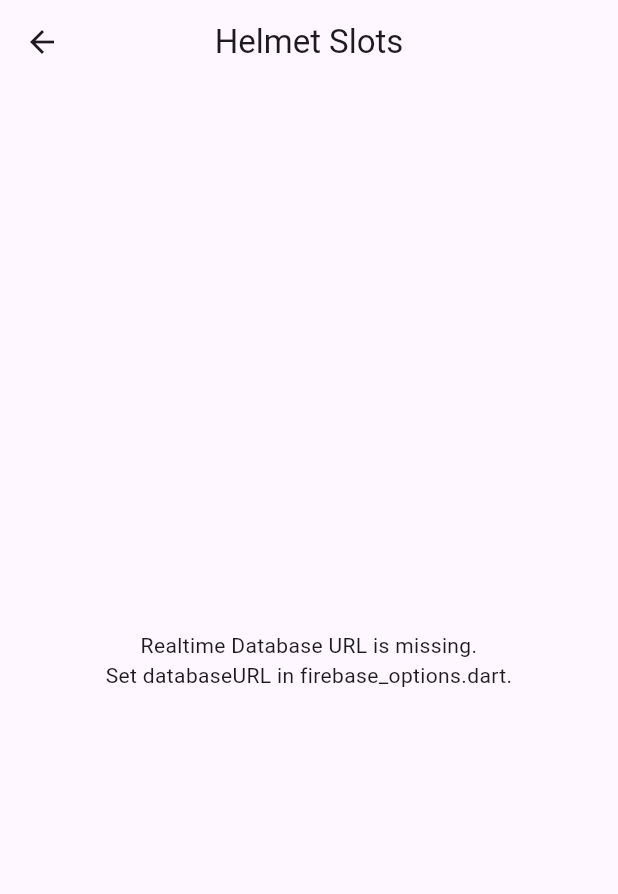
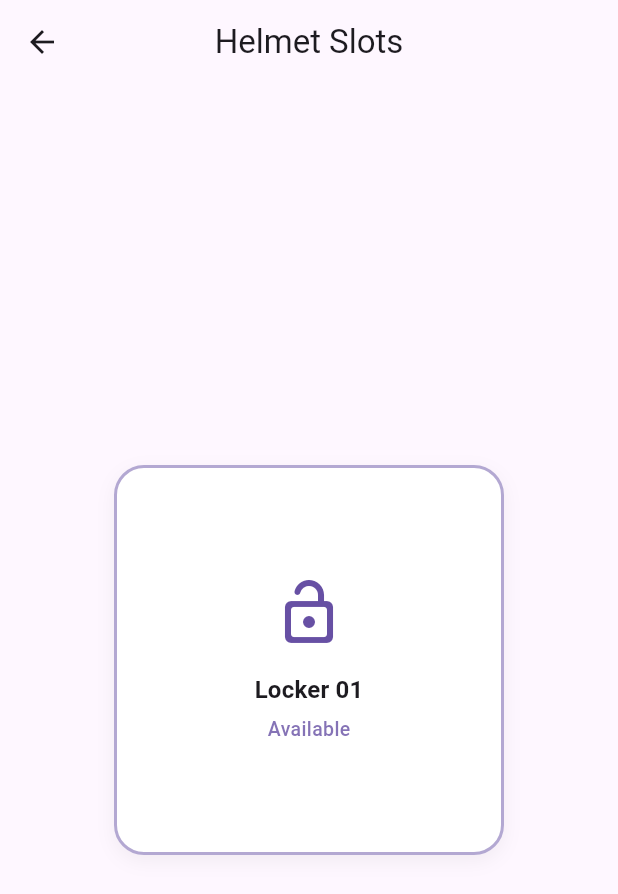
Before and after one commit to edxiee/Park-and-Lock, a Flutter app: the screen it shows once a user with an empty profile is signed in, after a tap on "Helmet Slots", on a phone screen of 412 x 824 dp. Shown: the top 894 px of the screen. Run offline on Flutter 3.47's test engine with Material 3 defaults, Android fonts, the phone set to English and light mode, and no system bars; our stand-ins replace cloud_firestore, firebase_auth, firebase_core, firebase_database; missing offline and left inert: mobile_scanner; accounts and stored records are empty.

Commit message:
deploy firebase and fix dashboard

```diff
--- a/lib/main.dart
+++ b/lib/main.dart
@@ -7,9 +7,21 @@ import 'pages/dashboard_page.dart';
 
 void main() async {
   WidgetsFlutterBinding.ensureInitialized();
-  await Firebase.initializeApp(
-      options: DefaultFirebaseOptions.currentPlatform
-  );
+  try {
+    if (Firebase.apps.isEmpty) {
+      await Firebase.initializeApp(
+        options: DefaultFirebaseOptions.currentPlatform,
+      );
+    }
+  } on FirebaseException catch (e) {
+    if (e.code != 'duplicate-app') {
+      rethrow;
+    }
+  } catch (e) {
+    if (!e.toString().contains('duplicate-app')) {
+      rethrow;
+    }
+  }
   runApp(const ParkAndLockApp());
 }
 
@@ -47,11 +59,7 @@ class AuthWrapper extends StatelessWidget {
           }
         }
         // Otherwise, show a loading indicator while checking auth state
-        return const Scaffold(
-          body: Center(
-            child: CircularProgressIndicator(),
-          ),
-        );
+        return const Scaffold(body: Center(child: CircularProgressIndicator()));
       },
     );
   }
--- a/lib/pages/dashboard_page.dart
+++ b/lib/pages/dashboard_page.dart
@@ -30,7 +30,7 @@ class DashboardPage extends StatelessWidget {
         ],
       ),
       body: SafeArea(
-        child: Padding(
+        child: SingleChildScrollView(
           padding: const EdgeInsets.all(24.0),
           child: Column(
             crossAxisAlignment: CrossAxisAlignment.center,
@@ -122,7 +122,7 @@ class DashboardPage extends StatelessWidget {
                 onTap: () => _navigateTo(context, const TutorialPage()),
               ),
 
-              const Spacer(),
+              const SizedBox(height: 28),
 
               // Logout Button (more subtle & modern)
               _buildLogoutButton(context),
--- a/lib/pages/payment_page.dart
+++ b/lib/pages/payment_page.dart
@@ -4,6 +4,7 @@ import 'package:firebase_core/firebase_core.dart';
 import 'package:firebase_database/firebase_database.dart';
 import 'package:flutter/material.dart';
 
+import '../firebase_options.dart';
 import '../widgets/custom_action_button.dart';
 import 'payment_success_page.dart';
 
@@ -90,7 +91,9 @@ class _PaymentPageState extends State<PaymentPage> {
     }
 
     final user = FirebaseAuth.instance.currentUser;
-    final databaseUrl = Firebase.app().options.databaseURL;
+    final databaseUrl =
+        Firebase.app().options.databaseURL ??
+        DefaultFirebaseOptions.currentPlatform.databaseURL;
 
     if (user == null || databaseUrl == null || databaseUrl.isEmpty) {
       if (mounted) {
@@ -195,7 +198,10 @@ class _PaymentPageState extends State<PaymentPage> {
               _isLoading
                   ? const Text(
                       'Calculating...',
-                style: TextStyle(fontSize: 32, fontWeight: FontWeight.bold),
+                      style: TextStyle(
+                        fontSize: 32,
+                        fontWeight: FontWeight.bold,
+                      ),
                     )
                   : Text(
                       _amountDisplay,
@@ -209,7 +215,10 @@ class _PaymentPageState extends State<PaymentPage> {
               if (!_isLoading && _calculatedAmount == 0.0)
                 const Text(
                   'Within 10-minute grace period — Free',
-                  style: TextStyle(color: Colors.green, fontWeight: FontWeight.w500),
+                  style: TextStyle(
+                    color: Colors.green,
+                    fontWeight: FontWeight.w500,
+                  ),
                 ),
 
               const SizedBox(height: 40),
@@ -236,14 +245,18 @@ class _PaymentPageState extends State<PaymentPage> {
                     return Card(
                       elevation: 0,
                       color: isSelected
-                          ? theme.colorScheme.primaryContainer.withValues(alpha: 0.6)
+                          ? theme.colorScheme.primaryContainer.withValues(
+                              alpha: 0.6,
+                            )
                           : theme.colorScheme.surfaceContainerLowest,
                       shape: RoundedRectangleBorder(
                         borderRadius: BorderRadius.circular(20),
                         side: BorderSide(
                           color: isSelected
                               ? theme.colorScheme.primary
-                              : theme.colorScheme.outline.withValues(alpha: 0.2),
+                              : theme.colorScheme.outline.withValues(
+                                  alpha: 0.2,
+                                ),
                           width: isSelected ? 2 : 1,
                         ),
                       ),
@@ -307,7 +320,8 @@ class _PaymentPageState extends State<PaymentPage> {
                   label: _isProcessing ? 'Processing...' : 'Continue',
                   bgColor: theme.colorScheme.primary,
                   textColor: theme.colorScheme.onPrimary,
-                  onPressed: _selectedPaymentMethod == null ||
+                  onPressed:
+                      _selectedPaymentMethod == null ||
                           _isProcessing ||
                           _isLoading
                       ? null
--- a/lib/pages/slots_page.dart
+++ b/lib/pages/slots_page.dart
@@ -1,13 +1,17 @@
 import 'package:flutter/material.dart';
 import 'package:firebase_core/firebase_core.dart';
 import 'package:firebase_database/firebase_database.dart';
+
+import '../firebase_options.dart';
 
 class SlotsPage extends StatelessWidget {
   const SlotsPage({super.key});
 
   @override
   Widget build(BuildContext context) {
-    final databaseUrl = Firebase.app().options.databaseURL;
+    final databaseUrl =
+        Firebase.app().options.databaseURL ??
+        DefaultFirebaseOptions.currentPlatform.databaseURL;
 
     if (databaseUrl == null || databaseUrl.isEmpty) {
       return Scaffold(
```
Also changed, not shown: firebase.json, 3 other files. Lines whose indentation alone changed are shown as unchanged.
